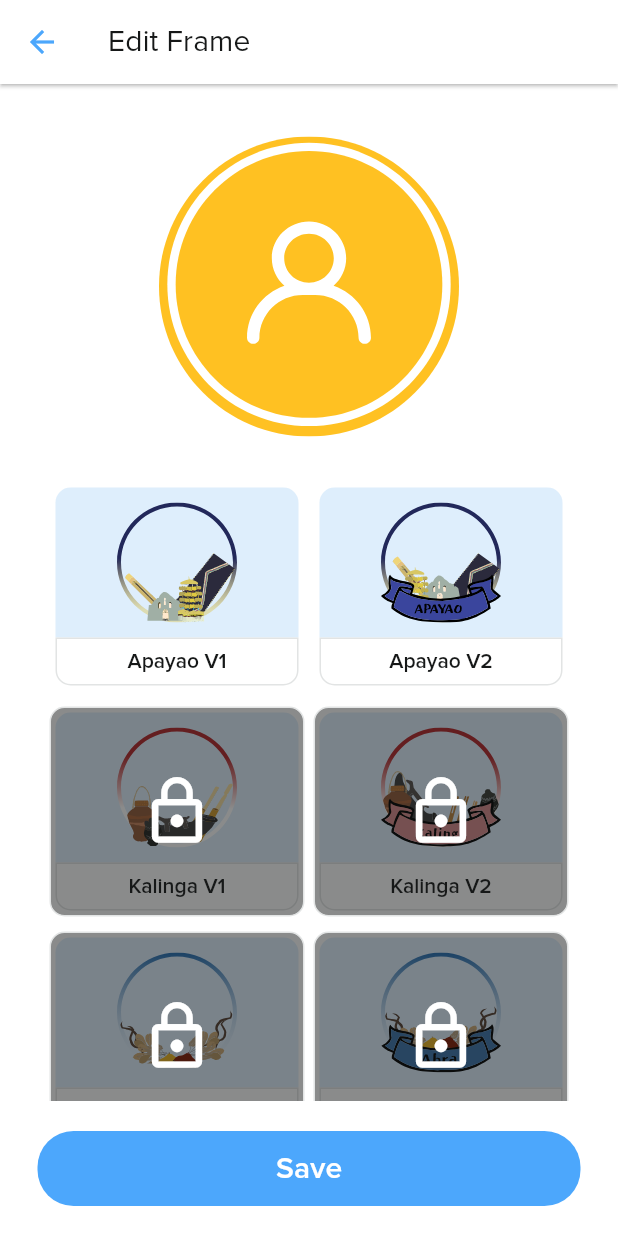
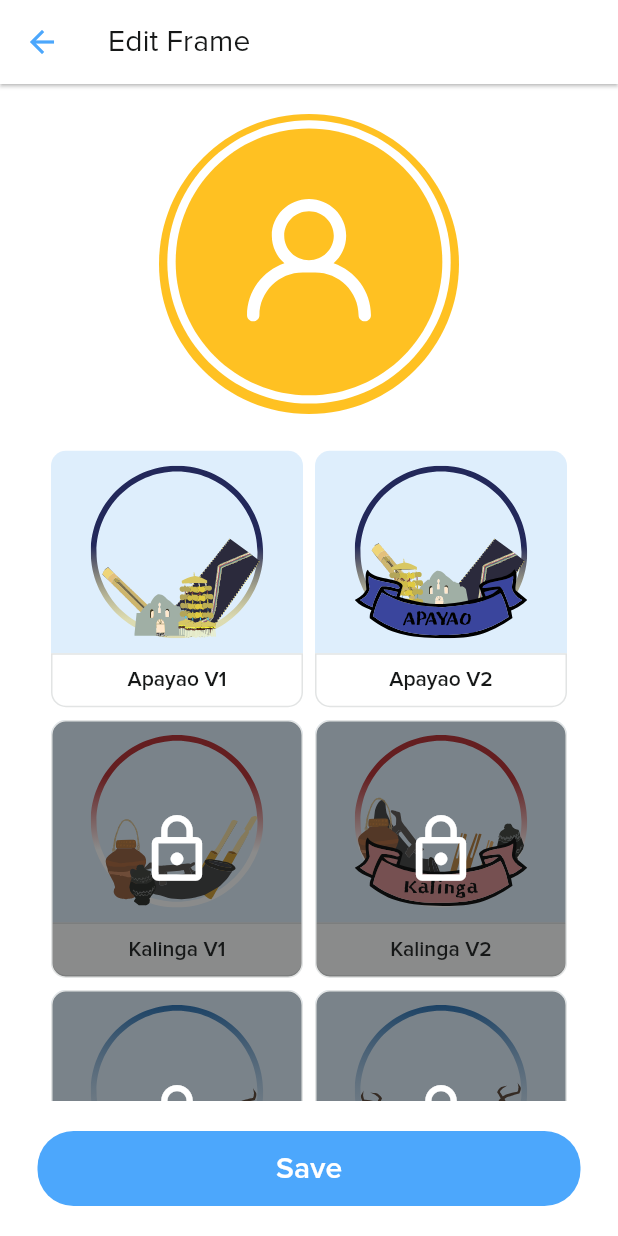
Before and after one commit to JobCuta/CIS-9340-Thesis, a Flutter app: the UserProfileFrameScreen screen opened by its route, on a phone screen of 412 x 824 dp. Run offline on Flutter 3.47's test engine with Material 2 defaults, Android fonts, the phone set to English and light mode, and no system bars; our stand-ins replace animated_text_kit, audioplayers, chewie, circular_countdown_timer, email_validator, expandable and 19 more; missing offline and left inert: app_install_date, flutter_animated_dialog, flutter_email_sender, sudoku_solver_generator, video_thumbnail; accounts and stored records are empty; network calls fail.

Commit message:
fix frame screen

```diff
--- a/lib/screens/SideMenu/UserProfile/UserProfileFrameScreen.dart
+++ b/lib/screens/SideMenu/UserProfile/UserProfileFrameScreen.dart
@@ -25,7 +25,7 @@ class UserProfileFrameScreen extends StatefulWidget {
 class _UserProfileFrameScreenState extends State<UserProfileFrameScreen> {
   final SettingsController _settingsController = Get.put(SettingsController());
   final LevelController _levelController = Get.put(LevelController());
-
+  late int currentLevel;
   var _storedImage = null;
   var _imagePath;
   var selectedFrame;
@@ -42,12 +42,11 @@ class _UserProfileFrameScreenState extends State<UserProfileFrameScreen> {
     selectedFrame = _settingsController.framePath.value != ''
         ? _settingsController.framePath.value
         : '';
+    currentLevel = _levelController.currentLevel.value;
   }
 
   @override
   Widget build(BuildContext context) {
-    int currentLevel = _levelController.currentLevel.value;
-
     List<Frame> frames = [
       Frame(
           image: 'assets/frames/apayao_v1.svg',
@@ -123,105 +122,22 @@ class _UserProfileFrameScreenState extends State<UserProfileFrameScreen> {
                     fontWeight: FontWeight.w400,
                     color: Theme.of(context).colorScheme.neutralBlack02))),
         primary: true,
-          body: Stack(
+        body: Container(
+          padding: const EdgeInsets.fromLTRB(30, 0, 30, 90),
+          child: Column(
             children: [
-              SafeArea(
-                child: Align(
-                  alignment: Alignment.topCenter,
-                  child: Container(
-                      padding: const EdgeInsets.fromLTRB(30, 15, 30, 0),
-                      child: Stack(
-                        children: [
-                          SingleChildScrollView(
-                            child: Container(
-                                margin: const EdgeInsets.only(
-                                    top: 250, bottom: 100),
-                                child: Wrap(
-                                  runAlignment: WrapAlignment.center,
-                                  runSpacing: 10,
-                                  children: [
-                                    Row(
-                                      mainAxisAlignment:
-                                          MainAxisAlignment.spaceAround,
-                                      children: [
-                                        _buildFrameContainer(
-                                            frames[0], currentLevel),
-                                        _buildFrameContainer(
-                                            frames[1], currentLevel),
-                                      ],
-                                    ),
-                                    Row(
-                                      mainAxisAlignment:
-                                          MainAxisAlignment.spaceAround,
-                                      children: [
-                                        _buildFrameContainer(
-                                            frames[2], currentLevel),
-                                        _buildFrameContainer(
-                                            frames[3], currentLevel),
-                                      ],
-                                    ),
-                                    Row(
-                                      mainAxisAlignment:
-                                          MainAxisAlignment.spaceAround,
-                                      children: [
-                                        _buildFrameContainer(
-                                            frames[4], currentLevel),
-                                        _buildFrameContainer(
-                                            frames[5], currentLevel),
-                                      ],
-                                    ),
-                                    Row(
-                                      mainAxisAlignment:
-                                          MainAxisAlignment.spaceAround,
-                                      children: [
-                                        _buildFrameContainer(
-                                            frames[6], currentLevel),
-                                        _buildFrameContainer(
-                                            frames[7], currentLevel),
-                                      ],
-                                    ),
-                                    Row(
-                                      mainAxisAlignment:
-                                          MainAxisAlignment.spaceAround,
-                                      children: [
-                                        _buildFrameContainer(
-                                            frames[8], currentLevel),
-                                        _buildFrameContainer(
-                                            frames[9], currentLevel),
-                                      ],
-                                    ),
-                                    Row(
-                                      mainAxisAlignment:
-                                          MainAxisAlignment.spaceAround,
-                                      children: [
-                                        _buildFrameContainer(
-                                            frames[10], currentLevel),
-                                        _buildFrameContainer(
-                                            frames[11], currentLevel),
-                                      ],
-                                    ),
-                                  ],
-                                )),
-                          ),
-                          // User image + frame display
-                          Align(
-                            alignment: Alignment.topCenter,
-                            child: Stack(
+              Stack(
                 alignment: Alignment.center,
                 children: [
                   Container(
-                                  padding:
-                                      const EdgeInsets.symmetric(vertical: 20),
-                                  color: Theme.of(context)
-                                      .colorScheme
-                                      .neutralWhite01,
+                    padding: const EdgeInsets.symmetric(vertical: 20),
+                    color: Theme.of(context).colorScheme.neutralWhite01,
                     width: MediaQuery.of(context).size.width,
                     child: (_storedImage != null)
                         ? CircleAvatar(
                             radius: 100,
                             child: ClipRRect(
-                                            borderRadius:
-                                                BorderRadius.circular(100),
+                              borderRadius: BorderRadius.circular(100),
                               child: Image.file(
                                 _storedImage,
                                 width: 200.0,
@@ -240,18 +156,80 @@ class _UserProfileFrameScreenState extends State<UserProfileFrameScreen> {
                   ),
                 ],
               ),
-                          ),
+              Expanded(
+                child: SingleChildScrollView(
+                  primary: true,
+                  child: Column(children: [
+                    SizedBox(
+                      height: 180,
+                      child: Row(
+                        children: [
+                          _buildFrameContainer(frames[0]),
+                          _buildFrameContainer(frames[1]),
                         ],
-                      )),
                       ),
                     ),
-              // Save Button
-              Align(
-                alignment: Alignment.bottomCenter,
-                child: Container(
+                    SizedBox(
+                      height: 180,
+                      child: Row(
+                        mainAxisAlignment: MainAxisAlignment.spaceAround,
+                        children: [
+                          _buildFrameContainer(frames[2]),
+                          _buildFrameContainer(frames[3]),
+                        ],
+                      ),
+                    ),
+                    SizedBox(
+                      height: 180,
+                      child: Row(
+                        mainAxisAlignment: MainAxisAlignment.spaceAround,
+                        children: [
+                          _buildFrameContainer(frames[4]),
+                          _buildFrameContainer(frames[5]),
+                        ],
+                      ),
+                    ),
+                    SizedBox(
+                      height: 180,
+                      child: Row(
+                        mainAxisAlignment: MainAxisAlignment.spaceAround,
+                        children: [
+                          _buildFrameContainer(frames[6]),
+                          _buildFrameContainer(frames[7]),
+                        ],
+                      ),
+                    ),
+                    SizedBox(
+                      height: 180,
+                      child: Row(
+                        mainAxisAlignment: MainAxisAlignment.spaceAround,
+                        children: [
+                          _buildFrameContainer(frames[8]),
+                          _buildFrameContainer(frames[9]),
+                        ],
+                      ),
+                    ),
+                    SizedBox(
+                      height: 180,
+                      child: Row(
+                        mainAxisAlignment: MainAxisAlignment.spaceAround,
+                        children: [
+                          _buildFrameContainer(frames[10]),
+                          _buildFrameContainer(frames[11]),
+                        ],
+                      ),
+                    ),
+                  ]),
+                ),
+              )
+            ],
+          ),
+        ),
+        bottomSheet: // Save Button
+            Container(
                 color: Theme.of(context).colorScheme.neutralWhite01,
-                    padding: const EdgeInsets.symmetric(
-                        vertical: 20, horizontal: 25),
+                padding:
+                    const EdgeInsets.symmetric(vertical: 20, horizontal: 25),
                 child: SizedBox(
                   width: MediaQuery.of(context).size.width,
                   height: 50,
@@ -263,36 +241,38 @@ class _UserProfileFrameScreenState extends State<UserProfileFrameScreen> {
                     onPressed: () {
                       _settingsController.updateFrameSettings(
                           newFrame: selectedFrame);
-                          Get.snackbar(
-                              'Edit Frame', 'Your frame has been updated.',
+                      Get.snackbar('Edit Frame', 'Your frame has been updated.',
                           snackPosition: SnackPosition.BOTTOM,
                           backgroundColor: Colors.white60,
                           colorText: Colors.black87);
                     },
                     child: Text('Save',
-                            style: Theme.of(context)
-                                .textTheme
-                                .subtitle2!
-                                .copyWith(
-                                    color: Theme.of(context)
-                                        .colorScheme
-                                        .neutralWhite01,
+                        style: Theme.of(context).textTheme.subtitle2!.copyWith(
+                            color: Theme.of(context).colorScheme.neutralWhite01,
                             fontWeight: FontWeight.w600)),
                   ),
                 )),
       ),
-            ],
-          )),
     );
   }
 
-  _buildFrameContainer(Frame frame, currentLevel) {
-    return SizedBox(
-      width: 170,
-      height: 140,
+  _buildFrameContainer(Frame frame) {
+    return Expanded(
+      child: LayoutBuilder(
+          builder: (BuildContext context, BoxConstraints constraints) {
+        return Card(
+          elevation: 0,
+          shape: RoundedRectangleBorder(
+            side: BorderSide(
+              color: selectedFrame == frame.image
+                  ? Theme.of(context).colorScheme.accentBlue02
+                  : Colors.transparent,
+              width: selectedFrame == frame.image ? 2 : 1,
+            ),
+            borderRadius: BorderRadius.circular(10),
+          ),
           child: Stack(
             children: [
-          // selectable card for the frames
               InkWell(
                 onTap: () {
                   if (selectedFrame != frame.image) {
@@ -305,37 +285,27 @@ class _UserProfileFrameScreenState extends State<UserProfileFrameScreen> {
                     });
                   }
                 },
-            child: Card(
-              elevation: 0,
-              shape: RoundedRectangleBorder(
-                side: BorderSide(
-                  color: selectedFrame == frame.image
-                      ? Theme.of(context).colorScheme.accentBlue02
-                      : Colors.transparent,
-                  width: selectedFrame == frame.image ? 2 : 1,
-                ),
-                borderRadius: BorderRadius.circular(10),
-              ),
-              child: Column(children: [
+                child: Column(mainAxisSize: MainAxisSize.min, children: [
                   Container(
                       decoration: BoxDecoration(
                         color: Theme.of(context).colorScheme.accentBlue01,
-                      borderRadius:
-                          const BorderRadius.vertical(top: Radius.circular(10)),
+                        borderRadius: const BorderRadius.vertical(
+                            top: Radius.circular(10)),
                       ),
                       padding: const EdgeInsets.all(10),
                       child: SvgPicture.asset(frame.image),
-                    height: 100,
-                    width: MediaQuery.of(context).size.width),
+                      height: constraints.maxHeight * 0.75,
+                      width: constraints.maxWidth),
                   Container(
                       alignment: Alignment.center,
-                    width: MediaQuery.of(context).size.width,
-                    height: 32,
+                      width: constraints.maxWidth,
+                      height: constraints.maxHeight * 0.20,
                       padding: const EdgeInsets.symmetric(vertical: 4.0),
                       decoration: BoxDecoration(
                         color: Theme.of(context).colorScheme.neutralWhite01,
                         border: Border.all(
-                          color: Theme.of(context).colorScheme.neutralWhite04),
+                            color:
+                                Theme.of(context).colorScheme.neutralWhite04),
                         borderRadius: const BorderRadius.vertical(
                             bottom: Radius.circular(10)),
                       ),
@@ -344,18 +314,17 @@ class _UserProfileFrameScreenState extends State<UserProfileFrameScreen> {
                         textAlign: TextAlign.center,
                         style: Theme.of(context).textTheme.bodyText2?.copyWith(
                             fontWeight: FontWeight.w600,
-                          color: Theme.of(context).colorScheme.neutralBlack02),
+                            color:
+                                Theme.of(context).colorScheme.neutralBlack02),
                       ))
                 ]),
               ),
-          ),
-          // checks if the user has access to this frame based on current level
               Visibility(
                 visible: currentLevel < frame.requiredLevel,
                 child: Container(
                     padding: const EdgeInsets.all(10),
-                width: MediaQuery.of(context).size.width,
-                height: MediaQuery.of(context).size.height,
+                    width: constraints.maxWidth,
+                    height: constraints.maxHeight,
                     decoration: BoxDecoration(
                       border: Border.all(
                           color: Theme.of(context).colorScheme.neutralWhite04),
@@ -374,5 +343,7 @@ class _UserProfileFrameScreenState extends State<UserProfileFrameScreen> {
             ],
           ),
         );
+      }),
+    );
   }
 }
```
Lines whose indentation alone changed are shown as unchanged.
